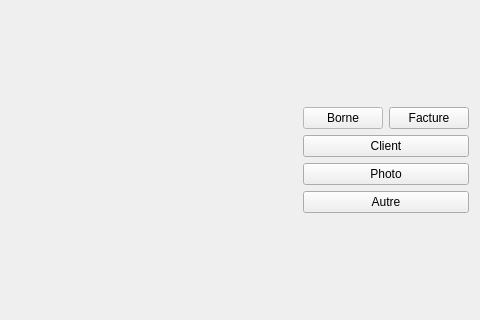
Old version of the form PPE/PPE.ui in the repository fallonloicc/PPE-Qt; both pictures show x 863 to 1343 and y 233 to 553 of the 1343 by 818 pixel window.
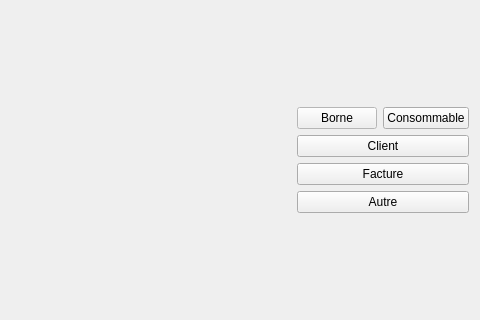
New version of the form.

```diff
--- a/PPE/PPE.ui
+++ b/PPE/PPE.ui
@@ -118,12 +118,12 @@
            </widget>
           </item>
           <item>
-           <widget class="QPushButton" name="AjoutFacture">
+           <widget class="QPushButton" name="Conso">
             <property name="styleSheet">
              <string notr="true">font: 8pt &quot;Century Gothic&quot;;</string>
             </property>
             <property name="text">
-             <string>Facture</string>
+             <string>Consommable</string>
             </property>
            </widget>
           </item>
@@ -143,12 +143,12 @@
          </widget>
         </item>
         <item>
-         <widget class="QPushButton" name="Photo">
+         <widget class="QPushButton" name="AjoutFacture">
           <property name="styleSheet">
            <string notr="true">font: 8pt &quot;Century Gothic&quot;;</string>
           </property>
           <property name="text">
-           <string>Photo</string>
+           <string>Facture</string>
           </property>
          </widget>
         </item>
```
